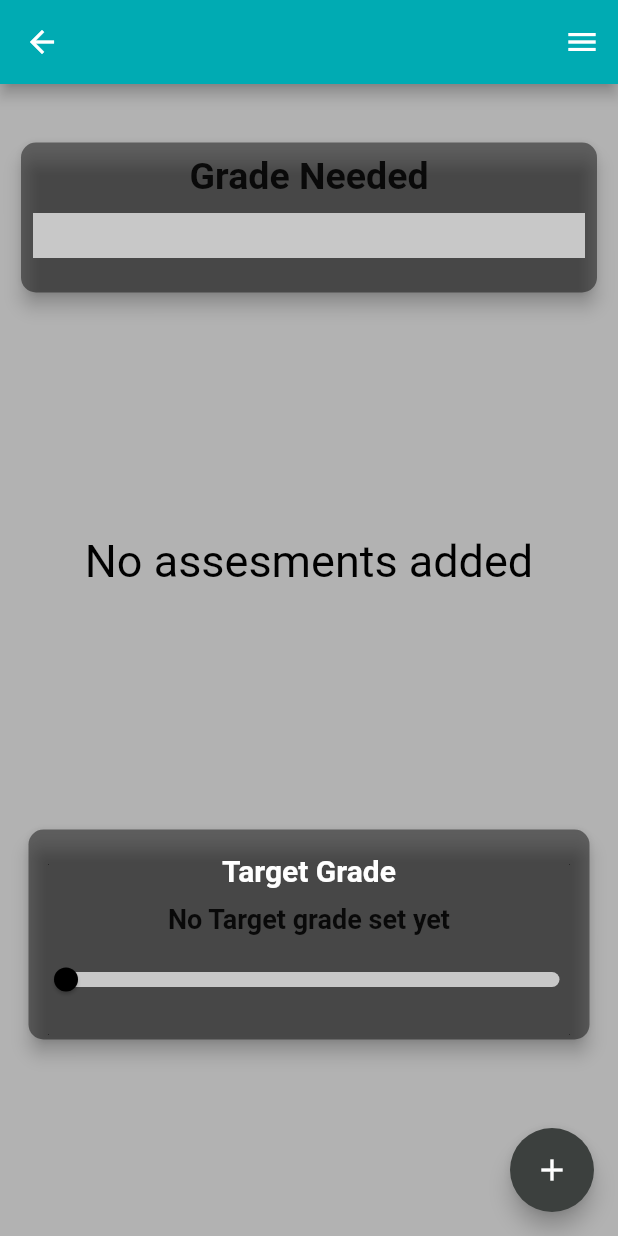
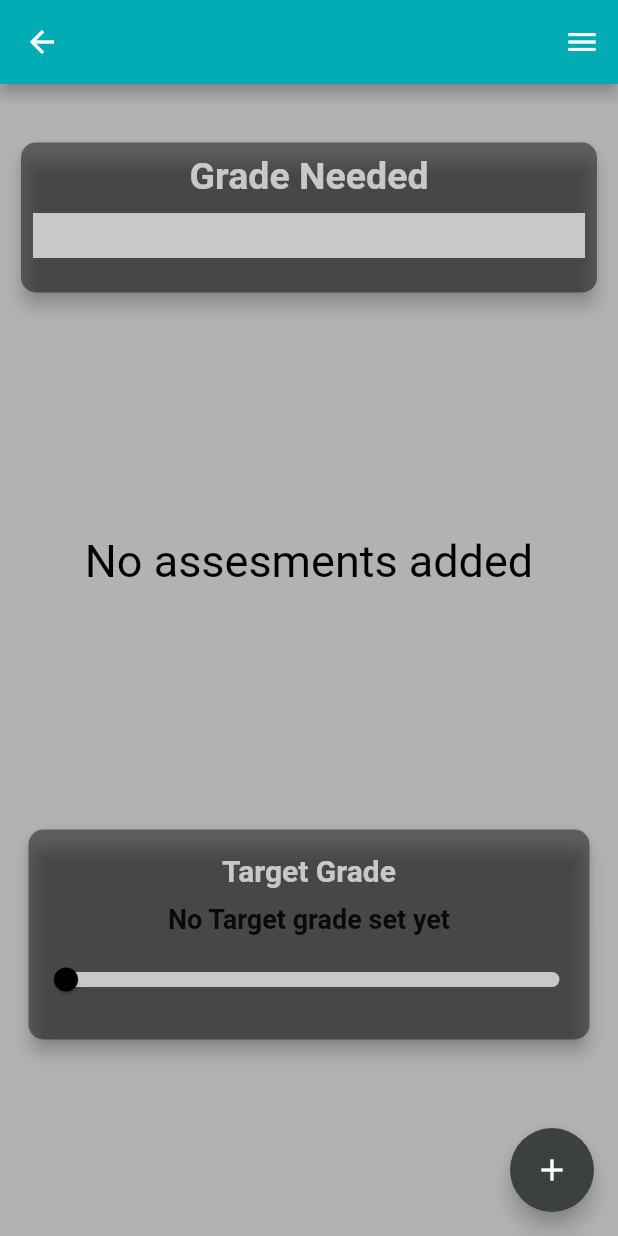
Before and after one commit to MostafaHamedd/Course-grade-tracker, a Flutter app: the coursePage screen opened directly with empty values, on a phone screen of 412 x 824 dp. Run offline on Flutter 3.47's test engine with Material 2 defaults, Android fonts, the phone set to English and light mode, and no system bars; our stand-ins replace fluttertoast, page_transition, sqflite; accounts and stored records are empty.

Commit message:
More layout changes

```diff
--- a/lib/coursePage.dart
+++ b/lib/coursePage.dart
@@ -53,13 +53,13 @@ class _coursePageState extends State<coursePage> {
       ),
       InkWell(
         child: ListTile(
-            leading: Icon(Icons.auto_graph),
+            trailing: Icon(Icons.auto_graph),
             title: Text("Course progress  (Coming soon!)")),
         onTap: () {},
       ),
       InkWell(
         child: ListTile(
-            leading: Icon(Icons.add_circle),
+            trailing: Icon(Icons.add_circle),
             title: Text("Set target manually")),
         onTap: () {
           showDialog(
@@ -109,7 +109,13 @@ class _coursePageState extends State<coursePage> {
                 );
               });
         },
-      )
+      ),
+          InkWell(
+            child: ListTile(
+                trailing: Icon(Icons.mail_outlined),
+                title: Text("Contact us")),
+            onTap: () {},
+          ),
     ]));
   }
 
@@ -259,7 +265,7 @@ class _coursePageState extends State<coursePage> {
                     Text(
                       "Grade Needed",
                       style:
-                          TextStyle(fontWeight: FontWeight.bold, fontSize: 25),
+                          TextStyle(color: Colors.white70,fontWeight: FontWeight.bold, fontSize: 25),
                     ),
                     SizedBox(
                       height: 10,
@@ -336,7 +342,7 @@ class _coursePageState extends State<coursePage> {
               style: TextStyle(
                   fontWeight: FontWeight.bold,
                   fontSize: 20,
-                  color: Colors.white)),
+                  color: Colors.white70)),
           SizedBox(
             height: 10,
           ),
```
